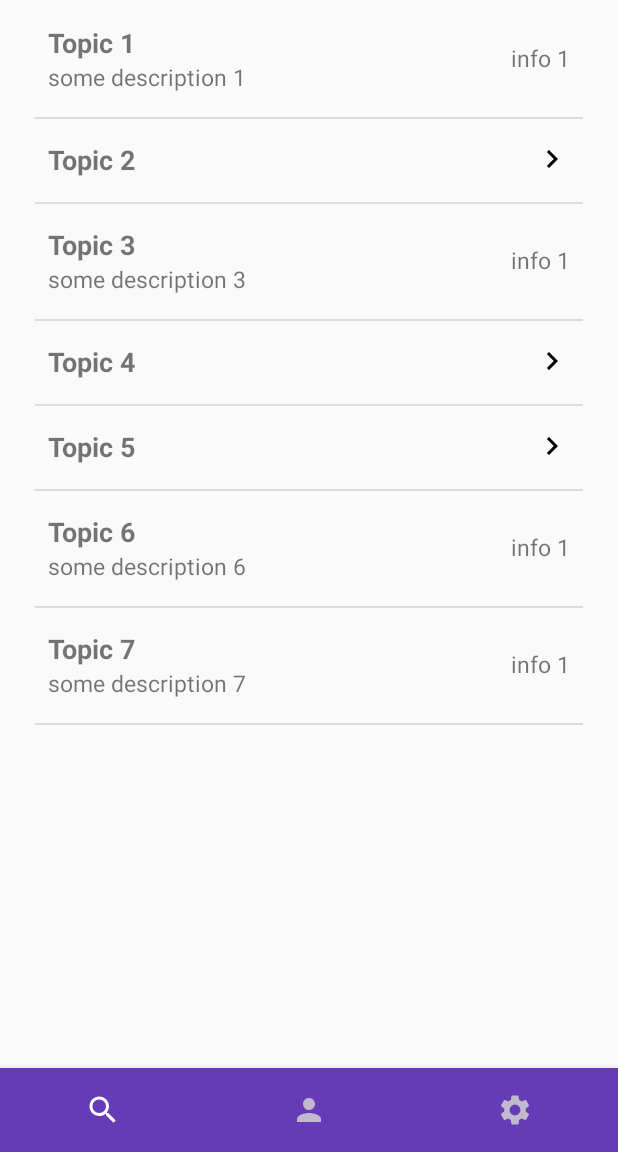
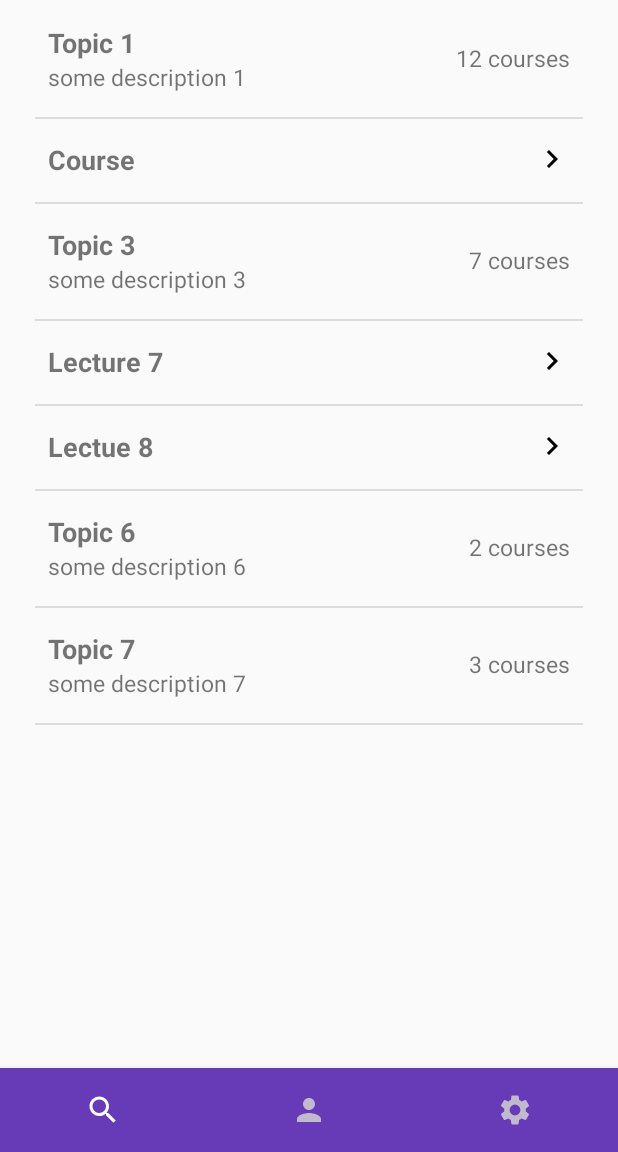
Before and after one commit to niyaz1998/lecture_recorder, an Android app: the screen it shows after launch (MainActivity), on a phone screen of 412 x 824 dp, the part 84-1236 px from its top. Run offline under Robolectric (Android 15) with nearby library versions, the phone set to English and light mode, and no system bars; our stand-ins replace RxJava, navigation-ui; network calls fail.

```diff
--- a/app/src/main/AndroidManifest.xml
+++ b/app/src/main/AndroidManifest.xml
@@ -2,12 +2,14 @@
 <manifest xmlns:android="http://schemas.android.com/apk/res/android"
     package="com.example.lecturerecorder">
 
+    <uses-permission android:name="android.permission.INTERNET"/>
     <application
         android:allowBackup="true"
         android:icon="@mipmap/ic_launcher"
         android:label="@string/app_name"
         android:roundIcon="@mipmap/ic_launcher_round"
         android:supportsRtl="true"
+        android:usesCleartextTraffic="true"
         android:theme="@style/AppTheme">
         <activity android:name=".view.MainActivity"
             android:theme="@style/AppTheme.Launcher">
--- a/app/src/main/java/com/example/lecturerecorder/model/ListModel.kt
+++ b/app/src/main/java/com/example/lecturerecorder/model/ListModel.kt
@@ -1,8 +1,27 @@
 package com.example.lecturerecorder.model
+
+import com.google.gson.annotations.SerializedName
 
 enum class ListElementType {
     Detailed,
     Short
 }
 
-data class ListElement(val type: ListElementType, val title: String, val description: String?, val info: String?, val id: String)
+data class ListElement(
+    val type: ListElementType,
+    val title: String,
+    val description: String?,
+    val info: String?,
+    val id: String
+)
+
+data class Topic(
+    @SerializedName("ID")
+    val id: Int,
+    @SerializedName("Name")
+    val name: String,
+    @SerializedName("Description")
+    val description: String,
+    @SerializedName("Courses")
+    val courses: Int
+)
--- /dev/null
+++ b/app/src/main/java/com/example/lecturerecorder/model/ListService.kt
@@ -0,0 +1,16 @@
+package com.example.lecturerecorder.model
+
+import io.reactivex.Single
+import retrofit2.Call
+import retrofit2.http.GET
+import retrofit2.http.Path
+
+interface ListService {
+
+//    @GET("api/breed/{breed}/images/random")
+//    fun getDogbyBreed(@Path("breed") breed: String): Call<Dog>
+
+    @GET("api/topics")
+    fun getTopics(): Single<List<Topic>>
+
+}
--- /dev/null
+++ b/app/src/main/java/com/example/lecturerecorder/utils/RestClient.kt
@@ -0,0 +1,31 @@
+package com.example.lecturerecorder.utils
+
+import com.example.lecturerecorder.BuildConfig
+import com.example.lecturerecorder.model.ListService
+import okhttp3.OkHttpClient
+import retrofit2.Retrofit
+import retrofit2.adapter.rxjava2.RxJava2CallAdapterFactory
+import retrofit2.converter.gson.GsonConverterFactory
+import java.util.concurrent.TimeUnit
+
+object RestClient {
+
+    private val okHttpBuilder: OkHttpClient.Builder = OkHttpClient.Builder().apply {
+        connectTimeout(60, TimeUnit.SECONDS)
+        readTimeout(60, TimeUnit.SECONDS)
+        writeTimeout(60, TimeUnit.SECONDS)
+    }
+
+    private val retrofit = Retrofit.Builder().apply {
+        baseUrl(BuildConfig.BASE_URL)
+        client(okHttpBuilder.build())
+        addConverterFactory(GsonConverterFactory.create())
+        addCallAdapterFactory(RxJava2CallAdapterFactory.create())
+    }.build()
+
+    var listService: ListService
+
+    init {
+        listService = retrofit.create(ListService::class.java)
+    }
+}
--- a/app/src/main/java/com/example/lecturerecorder/adapters/ListAdapter.kt
+++ b/app/src/main/java/com/example/lecturerecorder/view/adapters/ListAdapter.kt
@@ -1,4 +1,4 @@
-package com.example.lecturerecorder.adapters
+package com.example.lecturerecorder.view.adapters
 
 import android.view.LayoutInflater
 import android.view.View
--- a/app/src/main/java/com/example/lecturerecorder/view/fragments/CourseListFragment.kt
+++ b/app/src/main/java/com/example/lecturerecorder/view/fragments/CourseListFragment.kt
@@ -9,7 +9,7 @@ import androidx.recyclerview.widget.LinearLayoutManager
 import androidx.recyclerview.widget.RecyclerView
 
 import com.example.lecturerecorder.R
-import com.example.lecturerecorder.adapters.ListAdapter
+import com.example.lecturerecorder.view.adapters.ListAdapter
 import com.example.lecturerecorder.model.ListElement
 import com.example.lecturerecorder.model.ListElementType
 import com.example.lecturerecorder.utils.SpacedDividerItemDecoration
--- a/app/src/main/java/com/example/lecturerecorder/view/fragments/LectureListFragment.kt
+++ b/app/src/main/java/com/example/lecturerecorder/view/fragments/LectureListFragment.kt
@@ -11,7 +11,7 @@ import androidx.recyclerview.widget.LinearLayoutManager
 import androidx.recyclerview.widget.RecyclerView
 
 import com.example.lecturerecorder.R
-import com.example.lecturerecorder.adapters.ListAdapter
+import com.example.lecturerecorder.view.adapters.ListAdapter
 import com.example.lecturerecorder.model.ListElement
 import com.example.lecturerecorder.model.ListElementType
 import com.example.lecturerecorder.utils.SpacedDividerItemDecoration
--- a/app/src/main/java/com/example/lecturerecorder/view/fragments/TopicListFragment.kt
+++ b/app/src/main/java/com/example/lecturerecorder/view/fragments/TopicListFragment.kt
@@ -1,37 +1,46 @@
 package com.example.lecturerecorder.view.fragments
 
 import android.os.Bundle
+import android.util.Log
 import android.view.*
+import android.widget.Toast
 import androidx.appcompat.app.AppCompatActivity
-import androidx.appcompat.widget.VectorEnabledTintResources
 import androidx.fragment.app.Fragment
+import androidx.fragment.app.activityViewModels
 import androidx.navigation.findNavController
-import androidx.recyclerview.widget.DividerItemDecoration
 import androidx.recyclerview.widget.LinearLayoutManager
 import androidx.recyclerview.widget.RecyclerView
 import com.example.lecturerecorder.R
-import com.example.lecturerecorder.adapters.ListAdapter
+import com.example.lecturerecorder.view.adapters.ListAdapter
 import com.example.lecturerecorder.model.ListElement
 import com.example.lecturerecorder.model.ListElementType
+import com.example.lecturerecorder.model.Topic
+import com.example.lecturerecorder.utils.RestClient
 import com.example.lecturerecorder.utils.SpacedDividerItemDecoration
+import io.reactivex.disposables.CompositeDisposable
+import io.reactivex.android.schedulers.AndroidSchedulers
+import io.reactivex.schedulers.Schedulers
 import kotlinx.android.synthetic.main.fragment_recycler_list.*
 
 
 class TopicListFragment : Fragment(), ListAdapter.OnSelectListener {
 
-    private val testData = listOf(
-        ListElement(ListElementType.Detailed,"Topic 1", "some description 1", "info 1", "id1"),
-        ListElement(ListElementType.Short,"Topic 2", "some description 2", "info 1", "id2"),
-        ListElement(ListElementType.Detailed,"Topic 3", "some description 3", "info 1", "id3"),
-        ListElement(ListElementType.Short,"Topic 4", "some description 4", "info 1", "id4"),
-        ListElement(ListElementType.Short,"Topic 5", "some description 5", "info 1", "id5"),
-        ListElement(ListElementType.Detailed,"Topic 6", "some description 6", "info 1", "id6"),
-        ListElement(ListElementType.Detailed,"Topic 7", "some description 7", "info 1", "id7")
+    private var testData = listOf(
+        ListElement(ListElementType.Detailed,"Topic 1", "some description 1", "12 courses", "id1"),
+        ListElement(ListElementType.Short,"Course", "some description 2", "info 1", "id2"),
+        ListElement(ListElementType.Detailed,"Topic 3", "some description 3", "7 courses", "id3"),
+        ListElement(ListElementType.Short,"Lecture 7", "some description 4", "info 1", "id4"),
+        ListElement(ListElementType.Short,"Lectue 8", "some description 5", "info 1", "id5"),
+        ListElement(ListElementType.Detailed,"Topic 6", "some description 6", "2 courses", "id6"),
+        ListElement(ListElementType.Detailed,"Topic 7", "some description 7", "3 courses", "id7")
     )
 
     private lateinit var recyclerView: RecyclerView
     private lateinit var viewAdapter: RecyclerView.Adapter<*>
     private lateinit var viewManager: RecyclerView.LayoutManager
+    private lateinit var compositeDisposable: CompositeDisposable
+
+    // TODO pass list data via viewModel
 
     override fun onCreate(savedInstanceState: Bundle?) {
         super.onCreate(savedInstanceState)
@@ -49,6 +58,8 @@ class TopicListFragment : Fragment(), ListAdapter.OnSelectListener {
     override fun onViewCreated(view: View, savedInstanceState: Bundle?) {
         super.onViewCreated(view, savedInstanceState)
 
+        compositeDisposable = CompositeDisposable()
+
         viewManager = LinearLayoutManager(activity)
         viewAdapter = ListAdapter(testData, this)
 
@@ -61,7 +72,34 @@ class TopicListFragment : Fragment(), ListAdapter.OnSelectListener {
         recyclerView.addItemDecoration(
             SpacedDividerItemDecoration(context)
         )
-        setActionBarTitle("Topics")
+        setActionBarTitle("Topics") // TODO: use string resources
+        // TODO: set viewmodel to observe data
+
+        loadAndSetData()
+    }
+
+    fun loadAndSetData() {
+        compositeDisposable.add(
+            RestClient.listService.getTopics()
+                .observeOn(AndroidSchedulers.mainThread())
+                .subscribeOn(Schedulers.io())
+                .subscribe(this::handleResponse, this::handleError))
+    }
+
+    private fun handleResponse(topics: List<Topic>) {
+        testData = topics.map{ ListElement(ListElementType.Detailed, it.name, it.description, it.courses.toString()+" courses", it.id.toString())}
+        viewAdapter = ListAdapter(testData, this)
+        recyclerView.adapter = viewAdapter
+    }
+
+    private fun handleError(error: Throwable) {
+        //Log.d(TAG, error.localizedMessage)
+        Toast.makeText(context, "Error ${error.localizedMessage}", Toast.LENGTH_SHORT).show()
+    }
+
+    override fun onDestroy() {
+        super.onDestroy()
+        compositeDisposable.clear()
     }
 
     fun setActionBarTitle(text: String) {
```
Also changed, not shown: app/build.gradle (+19 -2 lines), app/src/main/java/com/example/lecturerecorder/viewmodel/ListViewModel.kt (added, +10 -0 lines).
